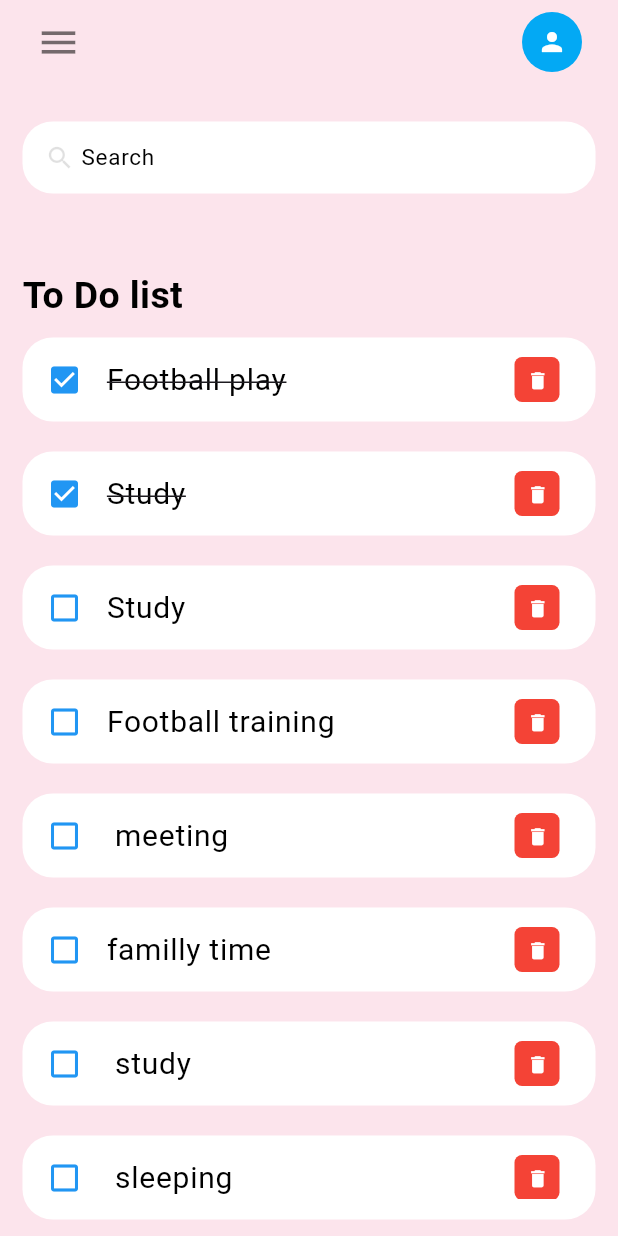
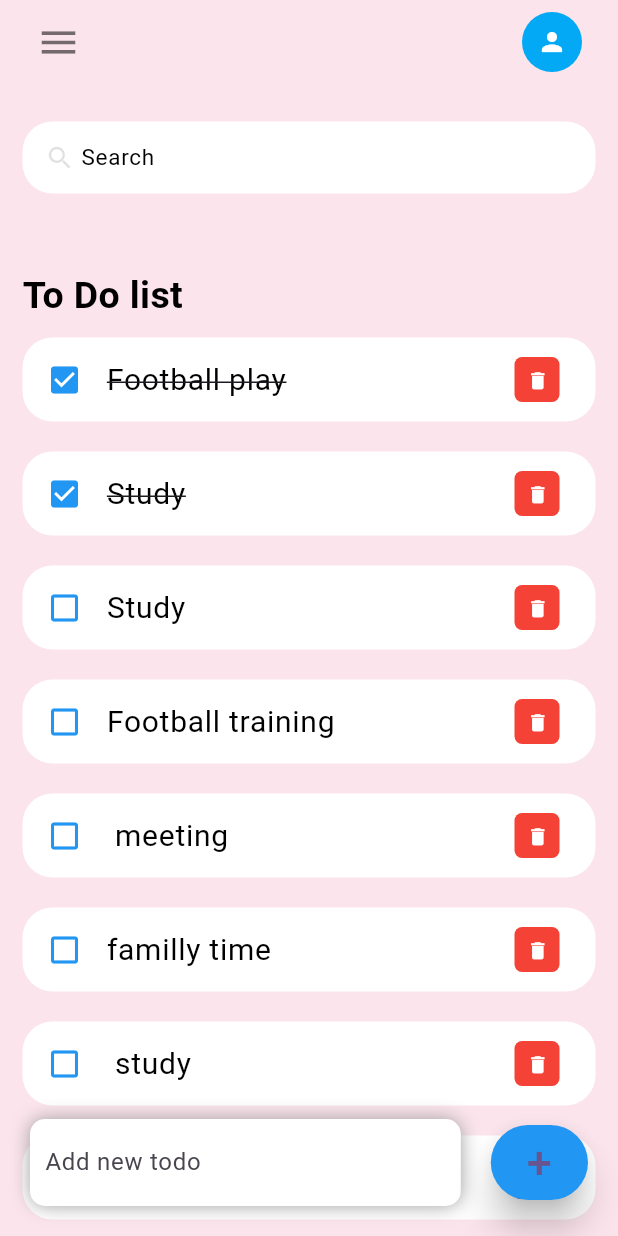
Before and after one commit to Ramchandra-Tharu/to_do_app, a Flutter app: the screen it shows after launch, on a phone screen of 412 x 824 dp. Run offline on Flutter 3.47's test engine with Material 3 defaults, Android fonts, the phone set to English and light mode, and no system bars.

Commit message:
Add new todo section is created

```diff
--- a/lib/home_screen.dart
+++ b/lib/home_screen.dart
@@ -35,7 +35,9 @@ class _HomeScreenState extends State<HomeScreen> {
       ),
       backgroundColor: Colors.pink[50],
 
-      body: Container(
+      body: Stack(
+        children: [
+          Container(
             padding: EdgeInsets.symmetric(horizontal: 15, vertical: 25),
             child: Column(
               children: [
@@ -84,9 +86,61 @@ class _HomeScreenState extends State<HomeScreen> {
               ],
             ),
           ),
+          Align(
+            alignment: Alignment.bottomCenter,
+            child: Row(
+              children: [
+                Expanded(
+                  child: Container(
+                    margin: EdgeInsets.only(bottom: 20, right: 20, left: 20),
+                    padding: EdgeInsets.symmetric(horizontal: 10, vertical: 5),
+                    decoration: BoxDecoration(
+                      color: Colors.white,
+                      boxShadow: const [
+                        BoxShadow(
+                          color: Colors.grey,
+                          offset: Offset(0.0, 0.0),
+                          blurRadius: 10.0,
+                          spreadRadius: 0.0,
+                        ),
+                      ],
+                      borderRadius: BorderRadius.circular(10),
+                    ),
+                    child: TextField(
+                      decoration: InputDecoration(
+                        hintText: "Add new todo",
+                        border: InputBorder.none,
+                      ),
+                    ),
+                  ),
+                ),
+                Container(
+                  margin: EdgeInsets.only(right: 20, bottom: 20),
+                  child: ElevatedButton(
+                    child: Text("+", style: TextStyle(fontSize: 30)),
+                    onPressed: () {},
+                    style: ElevatedButton.styleFrom(
+                      backgroundColor: Colors.blue,
+                      minimumSize: Size(50, 50),
+                      elevation: 10,
+                    ),
+                  ),
+                ),
+              ],
+            ),
+          ),
+        ],
+      ),
     );
   }
 }
+
+// void _handleToDoChange(ToDo todo) {
+//   setState(() {
+//     todo.isDone = !todo.isDone;
+//   });
+// }
+
 // child: ClipRect(
 //               //   child: Image.network("assets/image/my_pp_size_ photo.jpg"),
 //               // ),
--- a/lib/model/to_do.dart
+++ b/lib/model/to_do.dart
@@ -16,8 +16,8 @@ class ToDo {
       ToDo(id: "05", todoText: " meeting"),
       ToDo(id: "06", todoText: "familly time"),
       ToDo(id: "07", todoText: " study"),
-      ToDo(id: "07", todoText: " sleeping"),
-      ToDo(id: "07", todoText: " Instagram"),
+      ToDo(id: "08", todoText: " sleeping"),
+      ToDo(id: "09", todoText: " Instagram"),
     ];
   }
 }
--- a/pubspec.yaml
+++ b/pubspec.yaml
@@ -57,9 +57,9 @@ flutter:
   uses-material-design: true
 
   # To add assets to your application, add an assets section, like this:
-  assets:
-    - assets/image/
-  #   - images/a_dot_ham.jpeg
+  # assets:
+  #   - assets/image/
+  # #   - images/a_dot_ham.jpeg
 
   # An image asset can refer to one or more resolution-specific "variants", see
   # https://flutter.dev/to/resolution-aware-images
```
Lines whose indentation alone changed are shown as unchanged.
